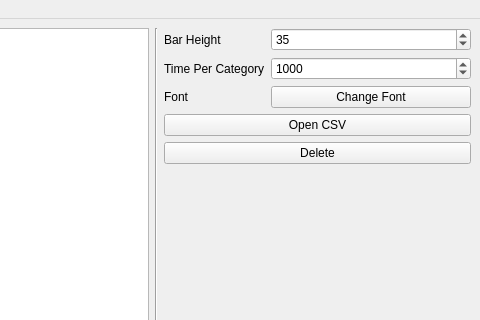
Qt form picker/mainwindow.ui (nrbyte/numvisz) before a commit; both pictures show x 320 to 800 and y 0 to 320 of the 800 by 600 pixel window.
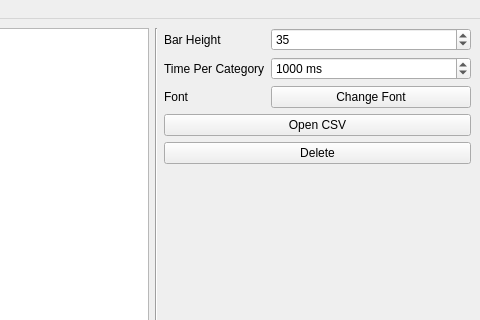
The same form after that commit.

Commit message: Added millisecond suffix to time control on GUI

The edit to the form file:
```diff
--- a/picker/mainwindow.ui
+++ b/picker/mainwindow.ui
@@ -77,6 +77,9 @@
           </item>
           <item row="1" column="1">
            <widget class="QSpinBox" name="spinTimePerCategory">
+            <property name="suffix">
+             <string> ms</string>
+            </property>
             <property name="minimum">
              <number>1</number>
             </property>
```
